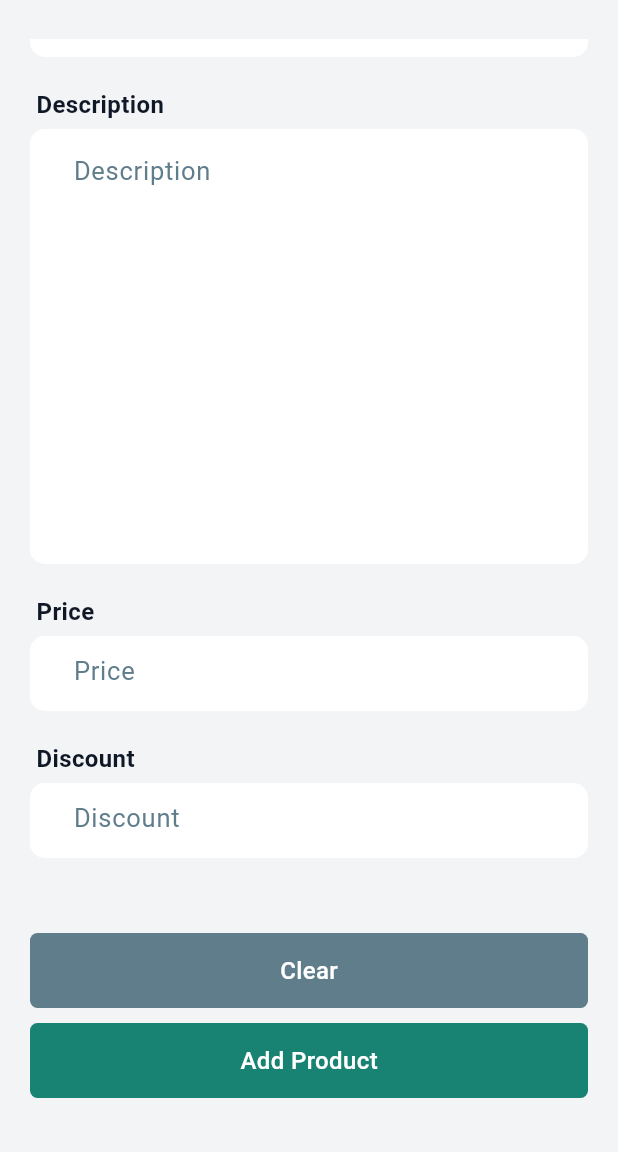
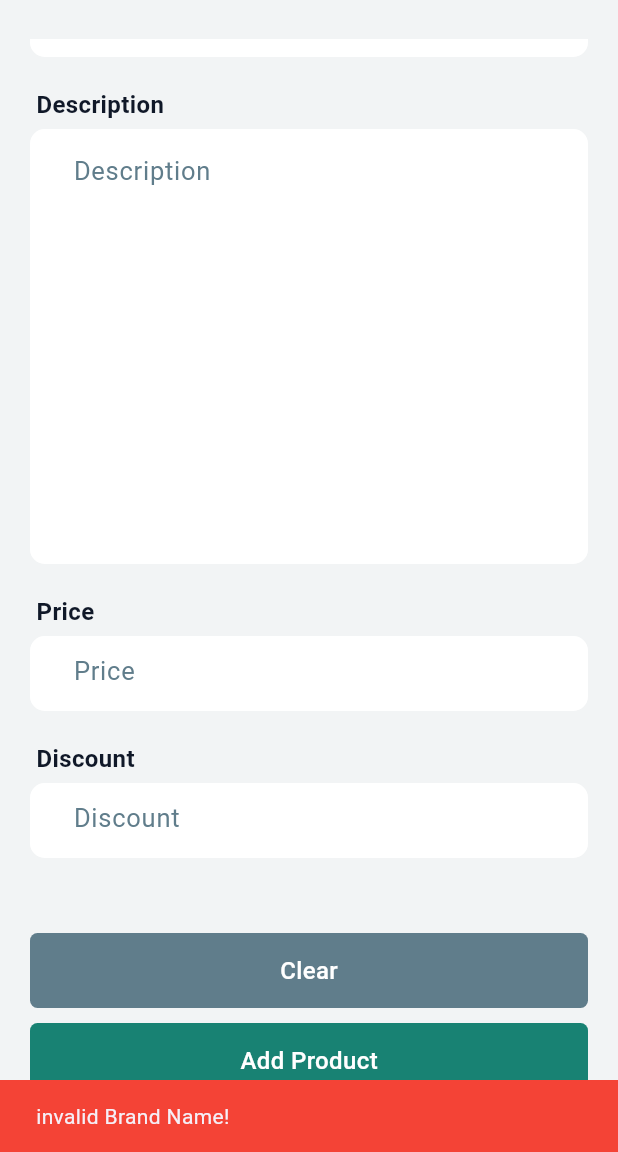
Before and after one commit to asmrayhan1/TechMart, a Flutter app: the AddProduct screen opened directly, scrolled down 250 dp, after a tap on "Add Product", on a phone screen of 412 x 824 dp, the part 84-1236 px from its top. Run offline on Flutter 3.47's test engine with Material 3 defaults, Android fonts, the phone set to English and light mode, and no system bars; our stand-ins replace flutter_riverpod.

Commit message:
Validation

```diff
--- a/lib/feature/product/view/add_product.dart
+++ b/lib/feature/product/view/add_product.dart
@@ -1,13 +1,13 @@
 import 'package:flutter/cupertino.dart';
 import 'package:flutter/foundation.dart';
 import 'package:flutter/material.dart';
-import 'package:flutter/services.dart';
+import 'package:tech_mart/core/validation/validation.dart';
 
 import '../../../core/extensions/image_path.dart';
 import '../../../shared/buttons/custom_text_button.dart';
 import '../../../shared/containers/custom_container.dart';
 import '../../../shared/containers/custom_image.dart';
-import '../../../shared/text_field/custom_text_field.dart';
+import '../../../shared/widget/utils/toast.dart';
 import '../../profile/components/custom_field.dart';
 
 class AddProduct extends StatefulWidget {
@@ -19,6 +19,7 @@ class AddProduct extends StatefulWidget {
 
 class _AddProductState extends State<AddProduct> {
   String _brand = "", _item = "", _description = "", _price = "", _discount = "";
+  bool isBrand = false, isItem = false, isDescription = false, isPrice = false, isDiscount = false;
   List<String> category = ["Laptop", "Pc", "Phone", "Tv", "Watch", "Headphone", "Gadget"];
   List<bool> isSelected = [false, false, false, false, false, false, false];
   final TextEditingController _brandController = TextEditingController();
@@ -27,35 +28,41 @@ class _AddProductState extends State<AddProduct> {
   final TextEditingController _priceController = TextEditingController();
   final TextEditingController _discountController = TextEditingController();
 
-  void _onBrand(String name){
+  void _onBrand(String brand, BuildContext context){
     setState(() {
-      _brand = name;
+      _brand = brand;
+      isBrand = Validation.brandValidity(brand: brand, context: context);
     });
   }
-  void _onItem(String item){
+  void _onItem(String item, BuildContext context){
     setState(() {
       _item = item;
+      isItem = Validation.itemValidity(item: item, context: context);
     });
   }
-  void _onDescription(String description){
+  void _onDescription(String description, BuildContext context){
     setState(() {
       _description = description;
+      isDescription = Validation.descriptionValidity(description: description, context: context);
     });
   }
-  void _onPrice(String price){
+  void _onPrice(String price, BuildContext context){
     setState(() {
       _price = price;
+      isPrice = Validation.priceValidity(price: price, context: context);
     });
   }
-  void _onDiscount(String discount){
+  void _onDiscount(String discount, BuildContext context){
     setState(() {
       _discount = discount;
+      isDiscount = Validation.discountValidity(discount: discount, context: context);
     });
   }
 
   void _resetForm() {
     setState(() {
       _brand = _item = _description = _price = _discount = "";
+      isBrand = isItem = isDescription = isPrice = isDiscount = false;
       isSelected = [false, false, false, false, false, false, false];
       _brandController.clear() ;_itemController.clear(); _descriptionController.clear(); _priceController.clear(); _discountController.clear();
     });
@@ -120,23 +127,23 @@ class _AddProductState extends State<AddProduct> {
               SizedBox(height: 20),
               Text(" Brand", style: TextStyle(color: Color(0xff101828), fontSize: 16, fontWeight: FontWeight.w600)),
               SizedBox(height: 5),
-              SizedBox(height: 50, child: CustomField(maxLine: 1, controller: _brandController, hintTxt: "Brand", onSubmittedValue: _onBrand)),
+              SizedBox(height: 50, child: CustomField(maxLine: 1, controller: _brandController, context: context, hintTxt: "Brand", onSubmittedValue: _onBrand)),
               SizedBox(height: 20),
               Text(" Item Name", style: TextStyle(color: Color(0xff101828), fontSize: 16, fontWeight: FontWeight.w600)),
               SizedBox(height: 5),
-              SizedBox(height: 50, child: CustomField(maxLine: 1, controller: _itemController, hintTxt: "Item Name", onSubmittedValue: _onItem)),
+              SizedBox(height: 50, child: CustomField(maxLine: 1, controller: _itemController, context: context, hintTxt: "Item Name", onSubmittedValue: _onItem)),
               SizedBox(height: 20),
               Text(" Description", style: TextStyle(color: Color(0xff101828), fontSize: 16, fontWeight: FontWeight.w600)),
               SizedBox(height: 5),
-              CustomField(maxLine: 10, controller: _descriptionController, hintTxt: "Description", onSubmittedValue: _onDescription),
+              CustomField(maxLine: 10, controller: _descriptionController, context: context, hintTxt: "Description", onSubmittedValue: _onDescription),
               SizedBox(height: 20),
               Text(" Price", style: TextStyle(color: Color(0xff101828), fontSize: 16, fontWeight: FontWeight.w600)),
               SizedBox(height: 5),
-              SizedBox(height: 50, child: CustomField(maxLine: 1, controller: _priceController, hintTxt: "Price", onSubmittedValue: _onPrice)),
+              SizedBox(height: 50, child: CustomField(maxLine: 1, controller: _priceController, context: context, hintTxt: "Price", onSubmittedValue: _onPrice)),
               SizedBox(height: 20),
               Text(" Discount", style: TextStyle(color: Color(0xff101828), fontSize: 16, fontWeight: FontWeight.w600)),
               SizedBox(height: 5),
-              SizedBox(height: 50, child: CustomField(maxLine: 1, controller: _discountController, hintTxt: "Discount", onSubmittedValue: _onDiscount)),
+              SizedBox(height: 50, child: CustomField(maxLine: 1, controller: _discountController, context: context, hintTxt: "Discount", onSubmittedValue: _onDiscount)),
               SizedBox(height: 50),
               Center(
                 child: GestureDetector(
@@ -150,7 +157,20 @@ class _AddProductState extends State<AddProduct> {
               Center(
                 child: GestureDetector(
                   onTap: (){
-
+                    if (!isBrand) {
+                      Toast.showToast(context: context, message: "invalid Brand Name!", isWarning: true);
+                    } else if (!isItem){
+                      Toast.showToast(context: context, message: "Invalid Item Name!", isWarning: true);
+                    } else if (!isDescription){
+                      Toast.showToast(context: context, message: "Invalid Description!", isWarning: true);
+                    } else if (!isPrice){
+                      Toast.showToast(context: context, message: "Invalid Price!", isWarning: true);
+                    } else if (!isDiscount){
+                      Toast.showToast(context: context, message: "Invalid Discount!", isWarning: true);
+                    } else {
+                      //
+                      _resetForm();
+                    }
                   },
                   child: CustomContainer(fntWeight: FontWeight.w600, fntSize: 16, txt: "Add Product", containerColor: Color(0xff188273), containerWidth: MediaQuery.of(context).size.width - 40, containerHeight: 50)
                 )
--- a/lib/feature/profile/components/custom_field.dart
+++ b/lib/feature/profile/components/custom_field.dart
@@ -6,9 +6,10 @@ import '../../../shared/containers/custom_image.dart';
 class CustomField extends StatefulWidget {
   final int maxLine;
   final TextEditingController controller;  // Pass the controller from parent
+  final BuildContext context;
   final String hintTxt;
-  final Function(String) onSubmittedValue;
-  const CustomField({super.key, required this.maxLine, required this.controller, required this.hintTxt, required this.onSubmittedValue});
+  final Function(String, BuildContext) onSubmittedValue;
+  const CustomField({super.key, required this.maxLine, required this.controller, required this.context, required this.hintTxt, required this.onSubmittedValue});
 
   @override
   State<CustomField> createState() => _CustomFieldState();
@@ -23,7 +24,7 @@ class _CustomFieldState extends State<CustomField> {
     _focusNode.addListener(() {
       setState(() {});
       if (!_focusNode.hasFocus) {
-        widget.onSubmittedValue(widget.controller.text.trim());
+        widget.onSubmittedValue(widget.controller.text.trim(), widget.context);
       }
       if (kDebugMode) {
         print("Password Working");
```
Also changed, not shown: lib/core/validation/validation.dart (+78 -0 lines), lib/feature/profile/view/edit_info_screen.dart (+24 -8 lines).
